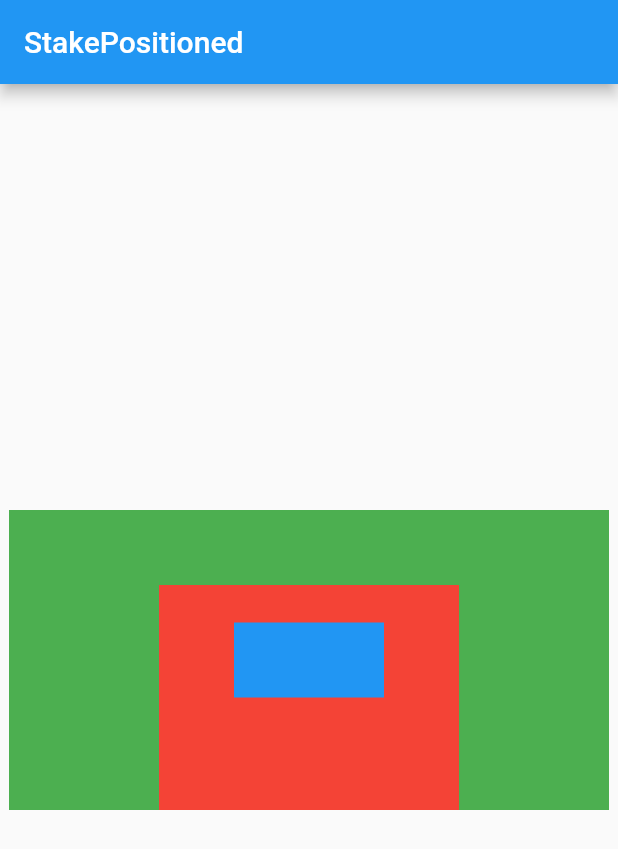
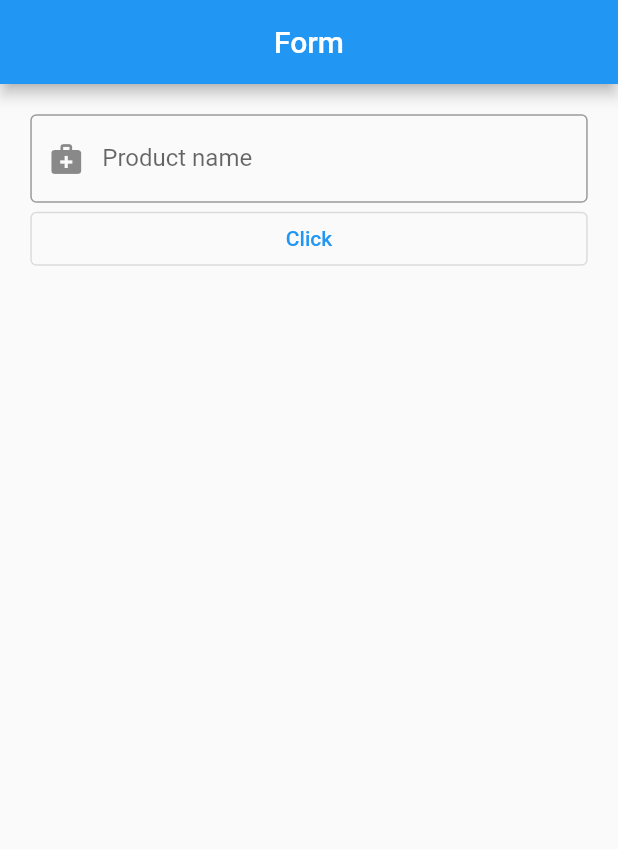
Before and after one commit to Majumder99/intro-to-flutter, a Flutter app: the screen it shows after launch, on a phone screen of 412 x 824 dp. Shown: the top 849 px of the screen. Run offline on Flutter 3.47's test engine with Material 2 defaults, Android fonts, the phone set to English and light mode, and no system bars; our stand-ins replace font_awesome_flutter.

```diff
--- a/lib/main.dart
+++ b/lib/main.dart
@@ -6,6 +6,8 @@ import "screens/MainContent.dart";
 import "screens/MainButton.dart";
 import "screens/Home.dart";
 import "screens/StakePositioned.dart";
+import "screens/StateFullWidgets.dart";
+import "screens/MyForm.dart";
 
 void main() => runApp(MyApp());
 
@@ -18,6 +20,7 @@ class MyApp extends StatelessWidget {
         title: "My first flutter app",
         themeMode: ThemeMode.system,
         debugShowCheckedModeBanner: false,
-        home: StakePositioned());
+        // home: StakePositioned()
+        home: MyForm());
   }
 }
--- /dev/null
+++ b/lib/screens/MyForm.dart
@@ -0,0 +1,80 @@
+// ignore_for_file: file_names, avoid_unnecessary_containers, sort_child_properties_last, prefer_typing_uninitialized_variables
+// ignore_for_file: prefer_const_constructors, prefer_const_literals_to_create_immutables
+
+import "package:flutter/material.dart";
+import "DetailsPage.dart";
+
+class MyForm extends StatefulWidget {
+  const MyForm({super.key});
+
+  @override
+  State<MyForm> createState() => _MyFormState();
+}
+
+class _MyFormState extends State<MyForm> {
+  final btnController = TextEditingController();
+  var productName;
+
+  @override
+  void initState() {
+    super.initState();
+    btnController.addListener(_updateState);
+  }
+
+  void _updateState() {
+    setState(() {
+      productName = btnController.text;
+    });
+  }
+
+  @override
+  void dispose() {
+    // TODO: implement dispose
+    btnController.dispose();
+    super.dispose();
+  }
+  // void _updateState(val) {
+  //   setState(() {
+  //     productName = val;
+  //   });
+  // }
+
+  @override
+  Widget build(BuildContext context) {
+    return Scaffold(
+        appBar: AppBar(
+          title: Text("Form"),
+          centerTitle: true,
+        ),
+        body: Container(
+          padding: EdgeInsets.all(20.2),
+          child: ListView(
+            children: [
+              TextFormField(
+                // onChanged: (value) => updateState(value),
+                controller: btnController,
+                decoration: InputDecoration(
+                    label: Text("Product name"),
+                    prefixIcon: Icon(Icons.medical_services),
+                    border: OutlineInputBorder()),
+              ),
+              // Text("My product is $productName")
+              myBtn(context)
+            ],
+          ),
+        ));
+  }
+
+  OutlinedButton myBtn(BuildContext context) {
+    return OutlinedButton(
+      child: Text("Click"),
+      onPressed: () {
+        Navigator.push(context, MaterialPageRoute(builder: (context) {
+          return DetailsPage(
+            productName: btnController.text,
+          );
+        }));
+      },
+    );
+  }
+}
```
Also changed, not shown: lib/screens/DetailsPage.dart (added, +35 -0 lines), lib/screens/StateFullWidgets.dart (added, +39 -0 lines).
